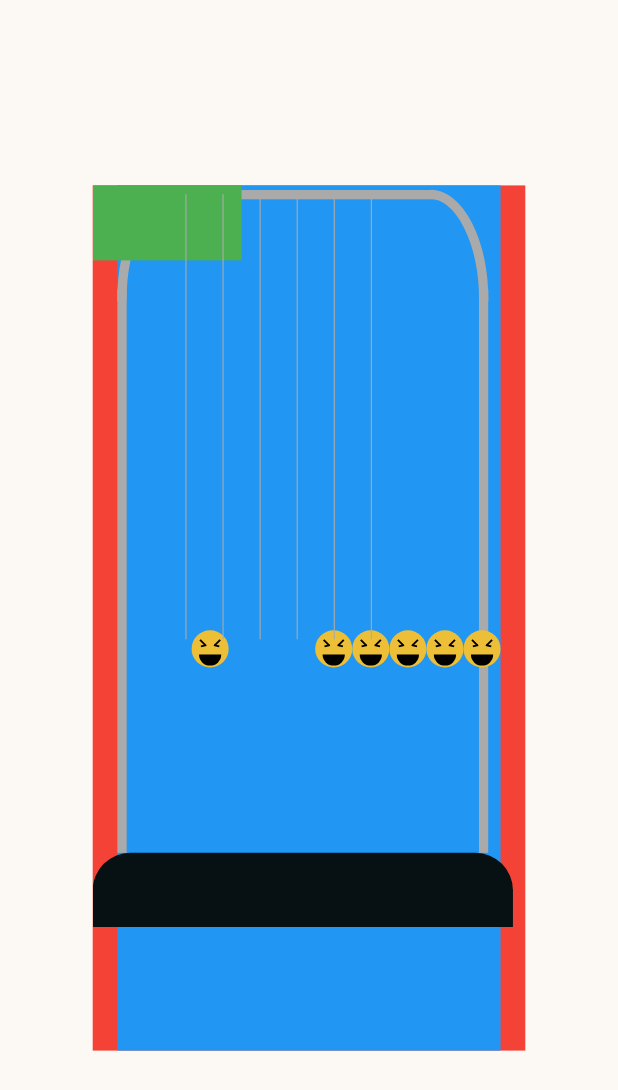
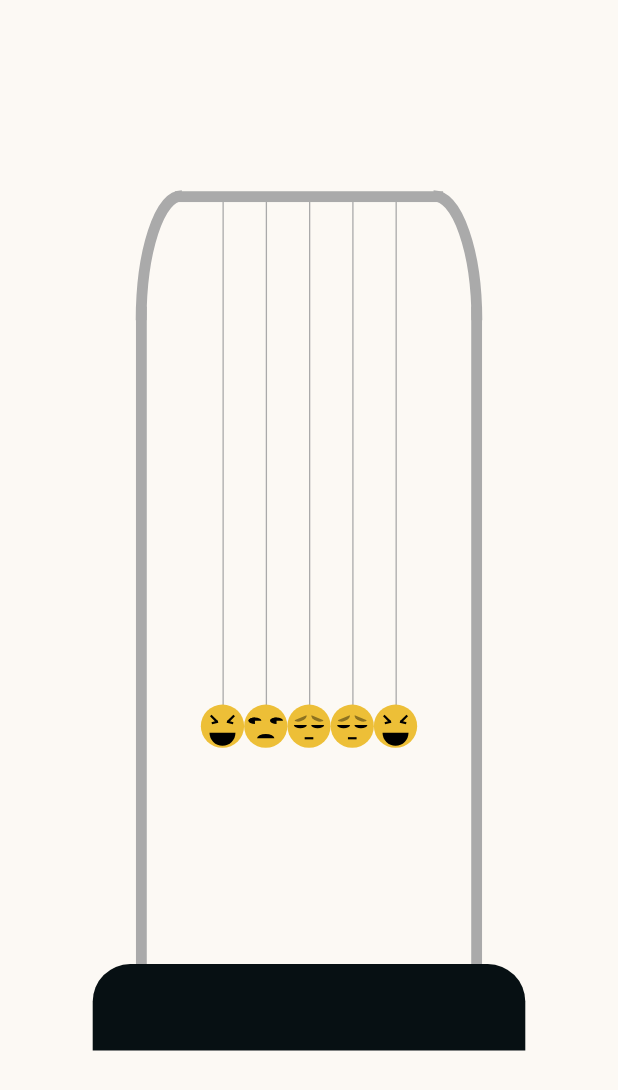
Before and after one commit to meltro21/newton_emoji_cradle, a Flutter app: the screen it shows after launch, on a phone screen of 412 x 824 dp. Shown: the top 1090 px of the screen. Run offline on Flutter 3.47's test engine with Material 2 defaults, Android fonts, the phone set to English and light mode, and no system bars.

Commit message:
Sad face is implemented 	Issue: arc does not give cresent shape

```diff
--- a/lib/main.dart
+++ b/lib/main.dart
@@ -38,46 +38,44 @@ class _MyHomePageState extends State<MyHomePage> {
     var left = barWidth * 0.2;
     print('left is $left');
     var numberOfEmoji = emojiSize * lineNumber;
-    left = left + (emojiSize / 2) + numberOfEmoji;
+    left = left + (emojiSize) + numberOfEmoji;
     return left;
   }
 
   @override
   Widget build(BuildContext context) {
-    var height = MediaQuery.of(context).size.height;
-    var width = MediaQuery.of(context).size.width;
-    var barHeight = height * 0.6;
-    var barWidth = width * 0.6;
+    var height = (MediaQuery.of(context).size.height) * 0.7;
+    var width = (MediaQuery.of(context).size.width) * 0.7;
+    var barHeight = height * 0.7;
+    var barWidth = width * 0.7;
     return Scaffold(
-      backgroundColor: Color(0xfffcf9f4),
+      backgroundColor: const Color(0xfffcf9f4),
       body: SafeArea(
         child: Center(
           child: Container(
-            height: height * 0.7,
-            width: width * 0.7,
-            color: Colors.red,
+            height: height,
+            width: width,
+            //color: Colors.red,
             child: Stack(
               children: [
                 // Bar
                 Container(
-                  margin:
-                      EdgeInsets.only(left: width * 0.04, right: width * 0.04),
-                  color: Colors.blue,
-                  height: height * 0.7,
-                  width: width * 0.7,
+                  height: height,
+                  width: width,
+                  //color: Colors.blue,
                   child: CustomPaint(
                     size: Size.zero,
-                    painter: Bar(barHeight, barWidth),
+                    painter: Bar(height, width),
                   ),
                 ),
 
                 //Base
                 Positioned(
-                  top: barHeight * 0.9,
+                  top: height * 0.9,
                   left: 0,
                   child: Container(
-                    height: barHeight * 0.1,
-                    width: (((width * 0.04) * 2) + barWidth * 1),
+                    height: height * 0.1,
+                    width: width * 1,
                     decoration: const BoxDecoration(
                       color: Color(0xff071013),
                       borderRadius: BorderRadius.only(
@@ -87,133 +85,103 @@ class _MyHomePageState extends State<MyHomePage> {
                     ),
                   ),
                 ),
-                Positioned(
-                  left: 0,
-                  child: Container(
-                    color: Colors.green,
-                    height: 50,
-                    width: 99.24,
-                  ),
-                ),
+
                 //1-Smily Face
                 //line
                 Positioned(
                   left: calculateLineMargin(
                     0,
-                    barWidth,
+                    width,
                   ),
-                  top: barHeight * 0.012,
+                  top: height * 0.012,
                   child: Container(
-                    width: barWidth * 0.003,
-                    height: barHeight * 0.6,
+                    width: width * 0.003,
+                    height: height * 0.6,
                     decoration: BoxDecoration(color: Color(0xffAAAAAA)),
                   ),
                 ),
                 //face
-                smilyFace(width * 0.04, barWidth, barHeight, 0),
+                smilyFace(width * 0.04, width, height, 0),
 
                 //2-Not Amused Face
                 //line
                 Positioned(
                   left: calculateLineMargin(
                     1,
-                    barWidth,
+                    width,
                   ),
-                  top: barHeight * 0.012,
+                  top: height * 0.012,
                   child: Container(
-                    width: barWidth * 0.003,
-                    height: barHeight * 0.6,
+                    width: width * 0.003,
+                    height: height * 0.6,
                     decoration: BoxDecoration(color: Color(0xffAAAAAA)),
                   ),
                 ),
-                smilyFace(barHeight * 0.15, barWidth, barHeight, 1),
+                notAmusedFace(width * 0.04, width, height, 1),
 
-                //2-Not Amused Face
+                //3-Depressed Face
                 //line
                 Positioned(
                   left: calculateLineMargin(
                     2,
-                    barWidth,
+                    width,
                   ),
-                  top: barHeight * 0.012,
+                  top: height * 0.012,
                   child: Container(
-                    width: barWidth * 0.003,
-                    height: barHeight * 0.6,
+                    width: width * 0.003,
+                    height: height * 0.6,
                     decoration: BoxDecoration(color: Color(0xffAAAAAA)),
                   ),
                 ),
-                smilyFace(barHeight * 0.15, barWidth, barHeight, 2),
+                depressedFace(width * 0.04, width, height, 2),
 
-                //2-Not Amused Face
+                //4-Depressed Face
                 //line
                 Positioned(
                   left: calculateLineMargin(
                     3,
-                    barWidth,
+                    width,
                   ),
-                  top: barHeight * 0.012,
+                  top: height * 0.012,
                   child: Container(
-                    width: barWidth * 0.003,
-                    height: barHeight * 0.6,
+                    width: width * 0.003,
+                    height: height * 0.6,
                     decoration: BoxDecoration(color: Color(0xffAAAAAA)),
                   ),
                 ),
-                smilyFace(barHeight * 0.15, barWidth, barHeight, 3),
+                depressedFace(width * 0.04, width, height, 3),
 
                 //2-Not Amused Face
                 //line
                 Positioned(
                   left: calculateLineMargin(
                     4,
-                    barWidth,
+                    width,
                   ),
-                  top: barHeight * 0.012,
+                  top: height * 0.012,
                   child: Container(
-                    width: barWidth * 0.003,
-                    height: barHeight * 0.6,
+                    width: width * 0.003,
+                    height: height * 0.6,
                     decoration: BoxDecoration(color: Color(0xffAAAAAA)),
                   ),
                 ),
-                smilyFace(barHeight * 0.15, barWidth, barHeight, 4),
+                smilyFace(width * 0.04, width, height, 4),
 
                 //2-Not Amused Face
                 //line
-                Positioned(
-                  left: calculateLineMargin(
-                    5,
-                    barWidth,
-                  ),
-                  top: barHeight * 0.012,
-                  child: Container(
-                    width: barWidth * 0.003,
-                    height: barHeight * 0.6,
-                    decoration: BoxDecoration(color: Color(0xffAAAAAA)),
-                  ),
-                ),
-                smilyFace(barHeight * 0.15, barWidth, barHeight, 5),
-                Positioned(
-                  left: 396.96,
-                  child: Container(
-                    color: Colors.green,
-                    height: 50,
-                    width: 99.24,
-                  ),
-                )
                 // Positioned(
-                //   left: barWidth * 0.3 - (barHeight * 0.15 / 2),
-                //   top: barHeight * 0.6,
-                //   child: smilyFace(barHeight * 0.15, barWidth, barHeight),
+                //   left: calculateLineMargin(
+                //     5,
+                //     width,
+                //   ),
+                //   top: height * 0.012,
+                //   child: Container(
+                //     width: width * 0.003,
+                //     height: height * 0.6,
+                //     decoration: BoxDecoration(color: Color(0xffAAAAAA)),
+                //   ),
                 // ),
-                // Positioned(
-                //   left: barWidth * 0.3 - (barHeight * 0.15 / 2),
-                //   top: barHeight * 0.6,
-                //   child: smilyFace(barHeight * 0.15, barWidth, barHeight),
-                // ),
-                // Positioned(
-                //   left: barWidth * 0.3 - (barHeight * 0.15 / 2),
-                //   top: barHeight * 0.6,
-                //   child: smilyFace(barHeight * 0.15, barWidth, barHeight),
-                // ),
+                // smilyFace(width * 0.04, width, height, 5),
               ],
             ),
           ),
@@ -226,9 +194,8 @@ class _MyHomePageState extends State<MyHomePage> {
 Widget smilyFace(
     double width, double barWidth, double barHeight, double numberOfEmoji) {
   var size = (barWidth * 0.6) / 6;
-  // print('individualCircle should be $individualCircle');
   return Positioned(
-    left: (barWidth * 0.2) + (size * numberOfEmoji) + width,
+    left: (barWidth * 0.2) + (size * numberOfEmoji) + size / 2,
     top: barHeight * 0.6,
     child: Container(
       height: size,
@@ -323,6 +290,159 @@ class SmilyFaceSmile extends CustomPainter {
   bool shouldRepaint(CustomPainter oldDelegate) => false;
 }
 
+//2
+//not amused Face
+Widget notAmusedFace(
+    double width, double barWidth, double barHeight, double numberOfEmoji) {
+  var size = (barWidth * 0.6) / 6;
+  return Positioned(
+    left: (barWidth * 0.2) + (size * numberOfEmoji) + size / 2,
+    top: barHeight * 0.6,
+    child: Container(
+      height: size,
+      width: size,
+      decoration: BoxDecoration(
+        color: Color(0xffeDBF37),
+        borderRadius: BorderRadius.circular(50),
+      ),
+      child: Stack(
+        children: [
+          CustomPaint(
+            painter: NotAmused(size),
+          ),
+        ],
+      ),
+    ),
+  );
+}
+
+class NotAmused extends CustomPainter {
+  double mySize;
+  NotAmused(this.mySize);
+  @override
+  void paint(Canvas canvas, Size size) {
+    //left eye
+    var rectLeft1 =
+        Rect.fromLTRB(mySize * 0.1, mySize * 0.3, mySize * 0.4, mySize * 0.45);
+    canvas.drawArc(rectLeft1, pi / 2, pi, false, Paint());
+    var rectLeft2 =
+        Rect.fromLTRB(mySize * 0.1, mySize * 0.3, mySize * 0.4, mySize * 0.45);
+    canvas.drawArc(rectLeft2, 0.0, -pi, false, Paint());
+
+    //right eye
+    var rectRight1 =
+        Rect.fromLTRB(mySize * 0.6, mySize * 0.3, mySize * 0.9, mySize * 0.45);
+    canvas.drawArc(rectRight1, pi / 2, pi, false, Paint());
+    var rectRight2 =
+        Rect.fromLTRB(mySize * 0.6, mySize * 0.3, mySize * 0.9, mySize * 0.45);
+    canvas.drawArc(rectRight2, 0.0, -pi, false, Paint());
+
+    //mouth
+    canvas.drawArc(
+      Rect.fromCenter(
+        center: Offset(mySize / 2, mySize / 2 + mySize * 0.28),
+        height: mySize * 0.2,
+        width: mySize * 0.4,
+      ),
+      0,
+      -pi,
+      false,
+      Paint()..color = Colors.black,
+    );
+  }
+
+  @override
+  bool shouldRepaint(covariant CustomPainter oldDelegate) {
+    return false;
+  }
+}
+
+//3
+//depressed Face
+Widget depressedFace(
+    double width, double barWidth, double barHeight, double numberOfEmoji) {
+  var size = (barWidth * 0.6) / 6;
+  return Positioned(
+    left: (barWidth * 0.2) + (size * numberOfEmoji) + size / 2,
+    top: barHeight * 0.6,
+    child: Container(
+      height: size,
+      width: size,
+      decoration: BoxDecoration(
+        color: Color(0xffeDBF37),
+        borderRadius: BorderRadius.circular(50),
+      ),
+      child: Stack(
+        children: [
+          CustomPaint(
+            painter: DepressedFaceCustomPaint(size),
+          ),
+        ],
+      ),
+    ),
+  );
+}
+
+class DepressedFaceCustomPaint extends CustomPainter {
+  double mySize;
+  DepressedFaceCustomPaint(this.mySize);
+  @override
+  void paint(Canvas canvas, Size size) {
+    //left Eye
+    //  //eye brow
+    canvas
+      ..save()
+      ..translate(mySize * 0.1, mySize * 0.2)
+      ..rotate(-22 * pi / 180)
+      ..translate(-mySize * 0.1, -mySize * 0.2);
+    var rectLeftEyebrow =
+        Rect.fromLTRB(mySize * 0.1, mySize * 0.3, mySize * 0.4, mySize * 0.45);
+    canvas.drawArc(
+        rectLeftEyebrow, 0, pi, false, Paint()..color = Color(0xff8D7220));
+    canvas.restore();
+    // //eye
+    var rectLeftEye = Rect.fromLTRB(
+        mySize * 0.15, mySize * 0.4, mySize * 0.45, mySize * 0.55);
+    canvas.drawArc(rectLeftEye, 0, pi, false, Paint()..color = Colors.black);
+
+    //right eye
+    //  //eyebrow
+    canvas
+      ..save()
+      ..translate(mySize * 0.9, mySize * 0.2)
+      ..rotate(22 * pi / 180)
+      ..translate(-mySize * 0.9, -mySize * 0.2);
+    var rectLeftEyebroww =
+        Rect.fromLTRB(mySize * 0.6, mySize * 0.3, mySize * 0.9, mySize * 0.45);
+    canvas.drawArc(
+        rectLeftEyebroww, 0, pi, false, Paint()..color = Color(0xff8D7220));
+    canvas.restore();
+    // //eye
+    var rectRightEye =
+        Rect.fromLTWH(mySize * 0.55, mySize * 0.4, mySize * 0.3, mySize * 0.15);
+    //Rect.fromLTRB(
+    //mySize * 0.55, mySize * 0.4, mySize * 0.85, mySize * 0.55);
+    canvas.drawArc(rectRightEye, 0, pi, false, Paint()..color = Colors.black);
+
+    //mouth
+    canvas.drawRect(
+      Rect.fromCenter(
+        center: Offset(mySize / 2, mySize / 2 + mySize * 0.28),
+        height: mySize * 0.05,
+        width: mySize * 0.2,
+      ),
+      Paint()
+        ..color = Colors.black
+        ..strokeCap = StrokeCap.round,
+    );
+  }
+
+  @override
+  bool shouldRepaint(covariant CustomPainter oldDelegate) {
+    return false;
+  }
+}
+
 class Bar extends CustomPainter {
   double myHeight;
   double myWidth;
@@ -330,18 +450,16 @@ class Bar extends CustomPainter {
   Bar(this.myHeight, this.myWidth);
   @override
   void paint(Canvas canvas, Size size) {
-    print('size is $size');
-    print('mywithd is $myWidth');
     //leftBar
-    var leftBar = Rect.fromPoints(
-        Offset(0, myHeight * 0.14), Offset(myWidth * 0.025, myHeight * 0.9));
+    var leftBar = Rect.fromPoints(Offset(myWidth * 0.1, myHeight * 0.14),
+        Offset(myWidth * 0.1 + myWidth * 0.025, myHeight * 0.9));
+    canvas.drawRect(leftBar, Paint()..color = const Color(0xffAAAAAA));
 
-    canvas.drawRect(leftBar, Paint()..color = Color(0xffAAAAAA));
-//leftArc
-    final arcRect = Rect.fromLTRB(
-        myWidth * 0.012, myHeight * 0.012, myWidth * 0.3, myHeight * 0.3);
-    final startAngle1 = -pi / 2;
-    final sweepAngle1 = -pi / 2;
+    //leftArc
+    final arcRect = Rect.fromLTRB(myWidth * 0.1 + myWidth * 0.012,
+        myHeight * 0.012, myWidth * 0.3, myHeight * 0.3);
+    const startAngle1 = -pi / 2;
+    const sweepAngle1 = -pi / 2;
     canvas.drawArc(
         arcRect,
         startAngle1,
@@ -351,16 +469,23 @@ class Bar extends CustomPainter {
           ..color = Color(0xffAAAAAA)
           ..strokeWidth = myWidth * 0.025
           ..style = PaintingStyle.stroke);
+
     //topBar
-    var topBarCaenter = Offset(myWidth / 2, myHeight * 0.0125);
+    var topBarCaenter = Offset(myWidth / 2, myHeight * 0.013);
     var topBarRect = Rect.fromCenter(
-        center: topBarCaenter, width: (myWidth * 0.7), height: myWidth * 0.025);
-    canvas.drawRect(topBarRect, Paint()..color = Color(0xffAAAAAA));
+        center: topBarCaenter,
+        width: (myWidth * 0.62),
+        height: myWidth * 0.025);
+    canvas.drawRect(topBarRect, Paint()..color = const Color(0xffAAAAAA));
+
     //right arc
-    final arcRect2 = Rect.fromLTRB((myWidth * 0.7), myHeight * 0.012,
-        (myWidth * 1) - myWidth * 0.012, myHeight * 0.3);
-    final startAngle2 = -pi / 2;
-    final sweepAngle2 = pi / 2;
+    var minusMargin = myWidth - myWidth * 0.1;
+    var minusArc =
+        minusMargin - ((myWidth * 0.3) - ((myWidth * 0.1) - (myWidth * 0.012)));
+    final arcRect2 = Rect.fromLTRB(minusArc, myHeight * 0.012,
+        minusMargin - ((myWidth * 0.012)), myHeight * 0.3);
+    const startAngle2 = -pi / 2;
+    const sweepAngle2 = pi / 2;
     canvas.drawArc(
         arcRect2,
         startAngle2,
@@ -370,11 +495,12 @@ class Bar extends CustomPainter {
           ..color = Color(0xffAAAAAA)
           ..strokeWidth = myWidth * 0.025
           ..style = PaintingStyle.stroke);
+
     //rightBar
-    var rightBar = Rect.fromPoints(Offset(myWidth * 0.975, myHeight * 0.14),
-        Offset(myWidth * 1, myHeight * 0.9));
-
-    canvas.drawRect(rightBar, Paint()..color = Color(0xffAAAAAA));
+    var rightBar = Rect.fromPoints(
+        Offset(myWidth * 0.9 - (myWidth * 0.025), myHeight * 0.14),
+        Offset(myWidth * 0.9, myHeight * 0.9));
+    canvas.drawRect(rightBar, Paint()..color = const Color(0xffAAAAAA));
   }
 
   @override
```
